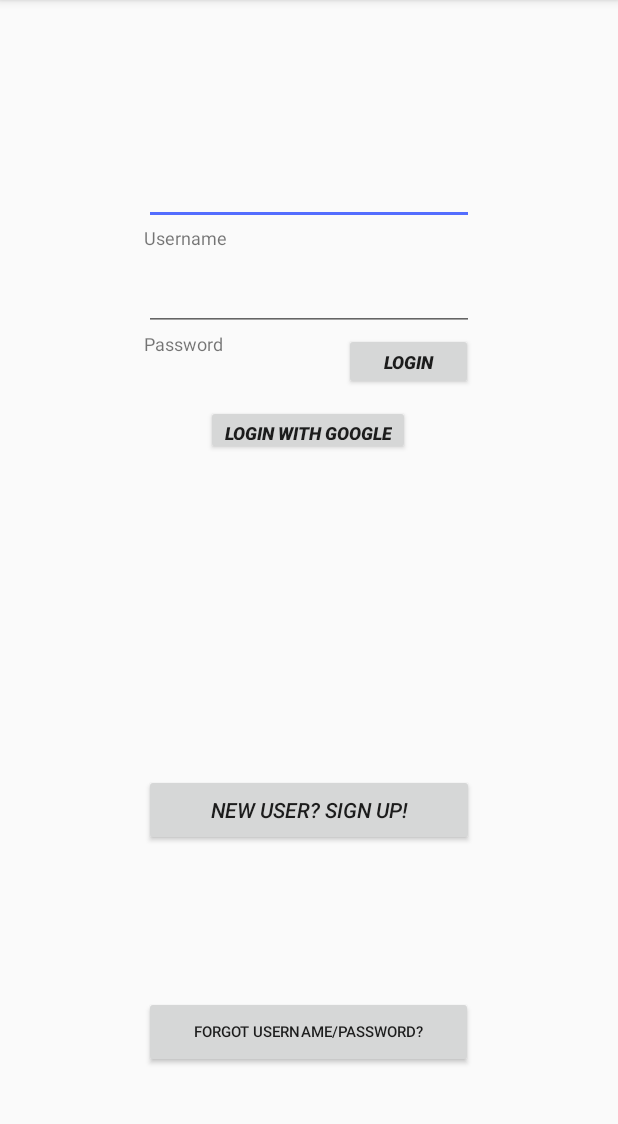
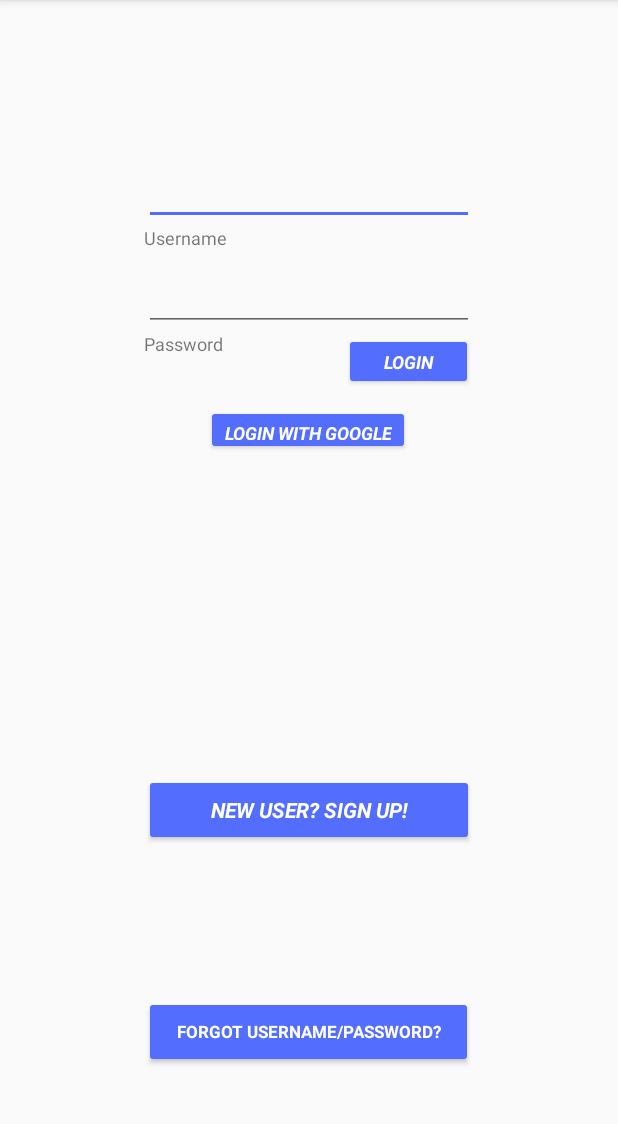
Before and after one commit to nugready/ProfessionalBuddies2, an Android app: the screen it shows after launch (MainActivity), on a phone screen of 412 x 824 dp, the part 84-1208 px from its top. Run offline under Robolectric (Android 15) with nearby library versions, the phone set to English and light mode, and no system bars.

Commit message:
Colors/styles

```diff
--- a/app/src/main/res/layout/activity_main.xml
+++ b/app/src/main/res/layout/activity_main.xml
@@ -58,6 +58,7 @@
         android:layout_height="17dp"
         android:layout_marginLeft="96dp"
         android:layout_marginTop="0dp"
+        android:fontFamily="sans-serif"
         android:text="@string/password"
         android:textSize="12sp"
         app:layout_constraintLeft_toLeftOf="parent"
@@ -66,12 +67,14 @@
 
     <Button
         android:id="@+id/loginButton"
+        style="@style/Widget.AppCompat.Button.Colored"
         android:layout_width="86dp"
         android:layout_height="38dp"
         android:layout_marginLeft="8dp"
         android:layout_marginRight="8dp"
         android:layout_marginTop="1dp"
         android:elevation="0dp"
+        android:fontFamily="sans-serif"
         android:onClick="login"
         android:text="@string/loginButton"
         android:textSize="12sp"
@@ -83,9 +86,11 @@
 
     <Button
         android:id="@+id/googleLogin"
+        style="@style/Widget.AppCompat.Button.Colored"
         android:layout_width="wrap_content"
         android:layout_height="33dp"
         android:layout_marginTop="10dp"
+        android:fontFamily="sans-serif"
         android:onClick="googleLogin"
         android:text="@string/googleLogin"
         android:textSize="12sp"
@@ -97,32 +102,37 @@
 
     <Button
         android:id="@+id/registerButton"
+        style="@style/Widget.AppCompat.Button.Colored"
         android:layout_width="0dp"
         android:layout_height="wrap_content"
+        android:layout_marginBottom="32dp"
+        android:layout_marginLeft="96dp"
+        android:layout_marginRight="96dp"
+        android:layout_marginTop="8dp"
+        android:fontFamily="sans-serif"
         android:onClick="newUser"
         android:text="@string/newUser"
-        android:textStyle="italic"
+        android:textStyle="bold|italic"
+        app:layout_constraintBottom_toTopOf="@+id/button4"
+        app:layout_constraintHorizontal_bias="0.0"
         app:layout_constraintLeft_toLeftOf="parent"
         app:layout_constraintRight_toRightOf="parent"
-        app:layout_constraintHorizontal_bias="0.0"
-        android:layout_marginBottom="32dp"
-        app:layout_constraintBottom_toTopOf="@+id/button4"
-        android:layout_marginTop="8dp"
         app:layout_constraintTop_toBottomOf="@+id/googleLogin"
-        app:layout_constraintVertical_bias="0.75"
-        android:layout_marginLeft="96dp"
-        android:layout_marginRight="96dp" />
+        app:layout_constraintVertical_bias="0.75" />
 
     <Button
         android:id="@+id/button4"
+        style="@style/Widget.AppCompat.Button.Colored"
         android:layout_width="219dp"
         android:layout_height="0dp"
         android:layout_marginBottom="56dp"
         android:layout_marginLeft="96dp"
         android:layout_marginRight="96dp"
+        android:fontFamily="sans-serif"
         android:onClick="accountRecovery"
         android:text="@string/recoverAccount"
-        android:textSize="10sp"
+        android:textSize="11sp"
+        android:textStyle="bold"
         app:layout_constraintBottom_toBottomOf="parent"
         app:layout_constraintHorizontal_bias="0.0"
         app:layout_constraintLeft_toLeftOf="parent"
--- a/app/src/main/res/layout/activity_profile.xml
+++ b/app/src/main/res/layout/activity_profile.xml
@@ -68,13 +68,5 @@
         app:layout_constraintBottom_toBottomOf="parent"
         android:layout_marginBottom="326dp" />
 
-    <ImageButton
-        android:id="@+id/imageButton"
-        android:layout_width="wrap_content"
-        android:layout_height="wrap_content"
-        app:srcCompat="@android:drawable/ic_menu_camera"
-        tools:layout_editor_absoluteX="70dp"
-        tools:layout_editor_absoluteY="229dp" />
-
 
 </android.support.constraint.ConstraintLayout>
--- a/app/src/main/res/values/colors.xml
+++ b/app/src/main/res/values/colors.xml
@@ -3,11 +3,7 @@
     <color name="colorPrimary">#00bcd4</color>
     <color name="colorPrimaryDark">#0097a7</color>
     <color name="colorAccent">#536dfe</color>
-    <color name="colorPrimaryLight">#B2EBF2</color>
-    <color name="colorPrimaryText">#FFFFFF</color>
-    <color name="colorTextPrimary">#212121</color>
-    <color name="colorSecondaryText">#757575</color>
-    <color name="colorDivider">#BDBDBD</color>
+
 
 
 </resources>
--- a/app/src/main/res/values/styles.xml
+++ b/app/src/main/res/values/styles.xml
@@ -6,12 +6,7 @@
         <item name="colorPrimary">@color/colorPrimary</item>
         <item name="colorPrimaryDark">@color/colorPrimaryDark</item>
         <item name="colorAccent">@color/colorAccent</item>
-        <item name="colorPrimaryLight">@color/colorPrimaryLight</item>
-        <item name="textColorPrimary">@color/colorPrimaryText</item>
-        <item name="textColorPrimaryInverse">@color/colorTextPrimary</item>
-        <item name="textColorSecondary">@color/colorSecondaryText</item>
-        <item name="dividerHorizontal">@color/colorDivider</item>
-        <item name="dividerVertical">@color/colorDivider</item>
+
 
     </style>
 
```
